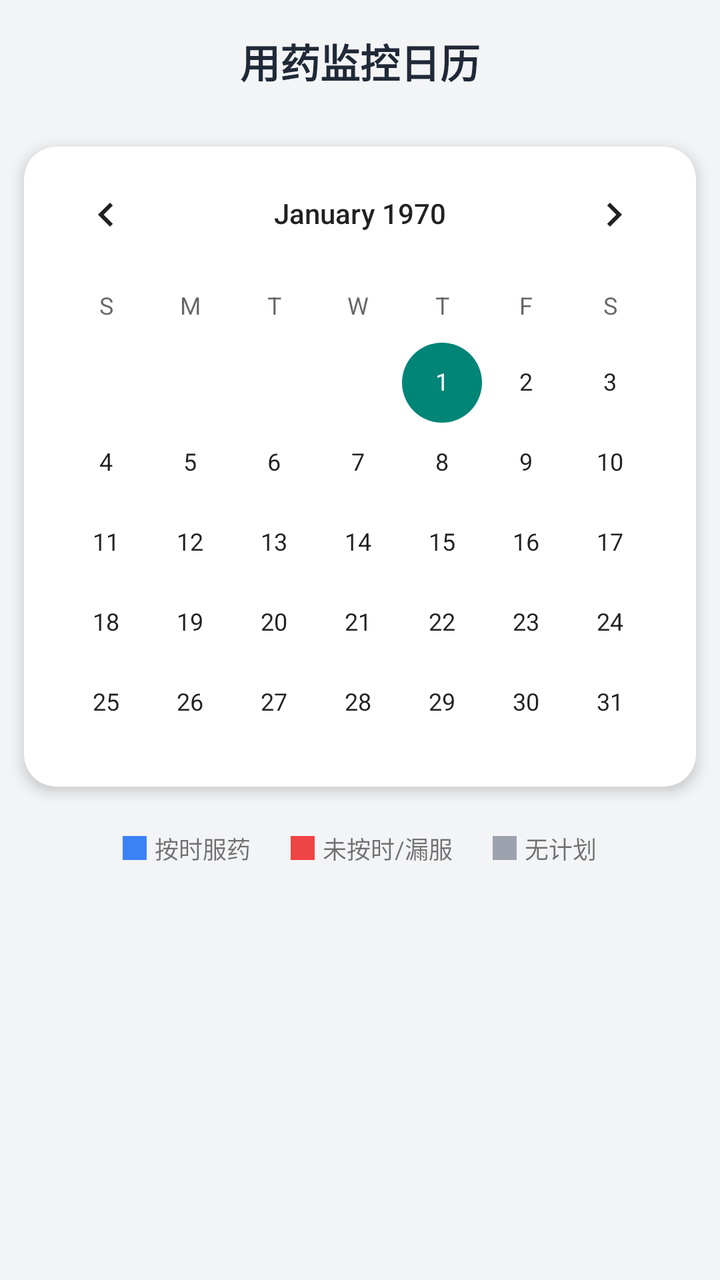
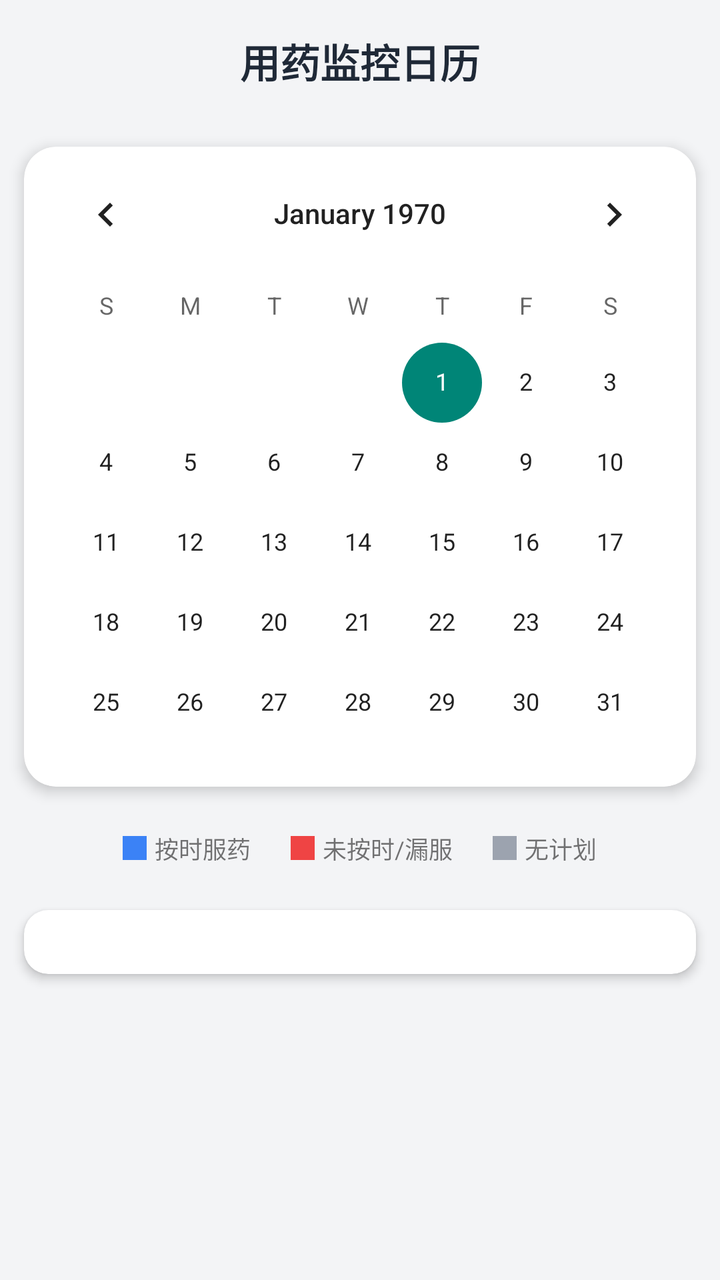

The first picture is an Android layout as it rendered before a commit; the second is the same layout after the commit. The layout source and the unified diff follow.
<!-- AndroidManifest.xml: application theme Theme.ChronicDiseaseMedManager -->
<!-- res/layout/fragment_home.xml -->
<?xml version="1.0" encoding="utf-8"?>
<LinearLayout xmlns:android="http://schemas.android.com/apk/res/android"
    xmlns:app="http://schemas.android.com/apk/res-auto"
    android:layout_width="match_parent"
    android:layout_height="match_parent"
    android:orientation="vertical"
    android:background="#F3F4F6">

    <TextView
        android:layout_width="match_parent"
        android:layout_height="wrap_content"
        android:text="用药监控日历"
        android:textSize="20sp"
        android:textStyle="bold"
        android:padding="16dp"
        android:gravity="center"
        android:textColor="#1F2937"/>

    <androidx.cardview.widget.CardView
        android:layout_width="match_parent"
        android:layout_height="wrap_content"
        android:layout_margin="12dp"
        app:cardCornerRadius="16dp"
        app:cardElevation="4dp">

        <CalendarView
            android:id="@+id/mainCalendar"
            android:layout_width="match_parent"
            android:layout_height="320dp"
            android:theme="@style/Theme.AppCompat.Light" />
    </androidx.cardview.widget.CardView>

    <LinearLayout
        android:layout_width="match_parent"
        android:layout_height="wrap_content"
        android:orientation="horizontal"
        android:gravity="center"
        android:padding="10dp">

        <View android:layout_width="12dp" android:layout_height="12dp" android:background="#3B82F6" android:layout_marginEnd="4dp"/>
        <TextView android:layout_width="wrap_content" android:layout_height="wrap_content" android:text="按时服药" android:textSize="12sp" android:layout_marginEnd="20dp"/>

        <View android:layout_width="12dp" android:layout_height="12dp" android:background="#EF4444" android:layout_marginEnd="4dp"/>
        <TextView android:layout_width="wrap_content" android:layout_height="wrap_content" android:text="未按时/漏服" android:textSize="12sp" android:layout_marginEnd="20dp"/>

        <View android:layout_width="12dp" android:layout_height="12dp" android:background="#9CA3AF" android:layout_marginEnd="4dp"/>
        <TextView android:layout_width="wrap_content" android:layout_height="wrap_content" android:text="无计划" android:textSize="12sp"/>
    </LinearLayout>

    <androidx.recyclerview.widget.RecyclerView
        android:id="@+id/rvTodayMeds"
        android:layout_width="match_parent"
        android:layout_height="match_parent"
        android:padding="8dp"/>

</LinearLayout>
<!-- resources referenced by this layout -->
<resources>
  <style name="Theme.ChronicDiseaseMedManager" parent="Base.Theme.ChronicDiseaseMedManager" />
  <style name="Base.Theme.ChronicDiseaseMedManager" parent="Theme.MaterialComponents.DayNight.NoActionBar.Bridge">
          <item name="colorPrimary">#3B82F6</item>
          <item name="colorOnPrimary">#FFFFFF</item>
          <item name="materialButtonStyle">@style/Widget.AppCompat.Button</item>
      </style>
</resources>

<!-- the commit's change to res/layout/fragment_home.xml (unified diff, before → after) -->
@@ -47,10 +47,28 @@
         <TextView android:layout_width="wrap_content" android:layout_height="wrap_content" android:text="无计划" android:textSize="12sp"/>
     </LinearLayout>
 
-    <androidx.recyclerview.widget.RecyclerView
-        android:id="@+id/rvTodayMeds"
+    
+    <androidx.cardview.widget.CardView
         android:layout_width="match_parent"
-        android:layout_height="match_parent"
-        android:padding="8dp"/>
+        android:layout_height="wrap_content"
+        android:layout_margin="12dp"
+        app:cardCornerRadius="12dp"
+        app:cardElevation="3dp">
+
+        <LinearLayout
+            android:layout_width="match_parent"
+            android:layout_height="wrap_content"
+            android:orientation="vertical"
+            android:padding="8dp">
+
+            <LinearLayout
+                android:id="@+id/rvTodayMeds"
+                android:layout_width="match_parent"
+                android:layout_height="wrap_content"
+                android:orientation="vertical"
+                android:padding="8dp"/>
+
+        </LinearLayout>
+    </androidx.cardview.widget.CardView>
 
 </LinearLayout>
